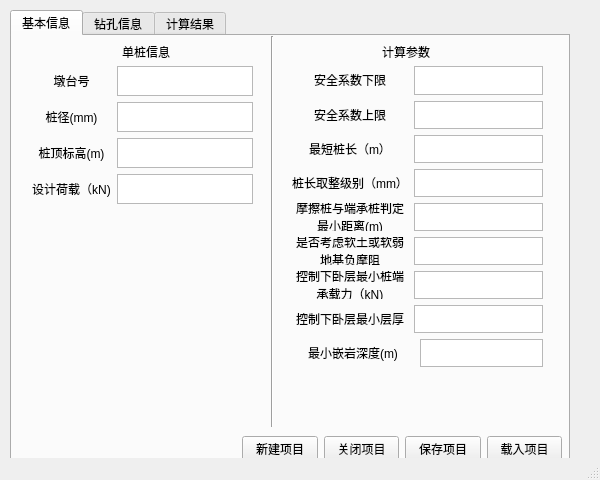
Qt form src/mainFrame.ui (woodamor/TH-Calculation) before a commit.
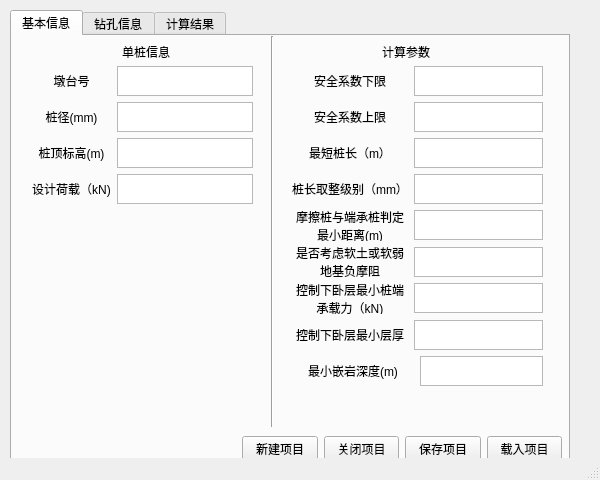
The same form after that commit.

Patch:
```diff
--- a/src/mainFrame.ui
+++ b/src/mainFrame.ui
@@ -81,7 +81,7 @@
         <x>280</x>
         <y>30</y>
         <width>251</width>
-        <height>301</height>
+        <height>320</height>
        </rect>
       </property>
       <layout class="QGridLayout" name="gridLayout_5">
@@ -507,7 +507,7 @@
        <string>计算参数</string>
       </property>
      </widget>
-     <widget class="QWidget" name="">
+     <widget class="QWidget" name="layoutWidget">
       <property name="geometry">
        <rect>
         <x>230</x>
@@ -559,7 +559,7 @@
        </item>
       </layout>
      </widget>
-     <widget class="QWidget" name="">
+     <widget class="QWidget" name="layoutWidget">
       <property name="geometry">
        <rect>
         <x>20</x>
```
Left out of the diff: 75 changed lines with no effect on the pictures.
